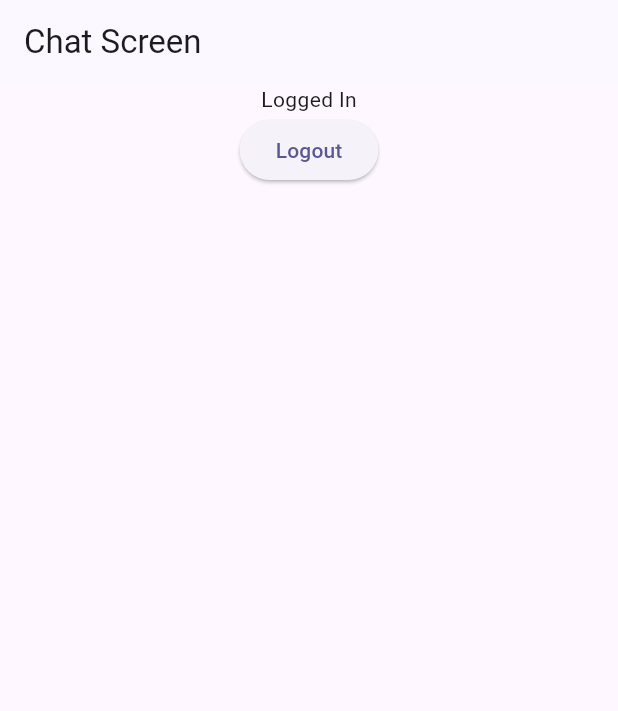
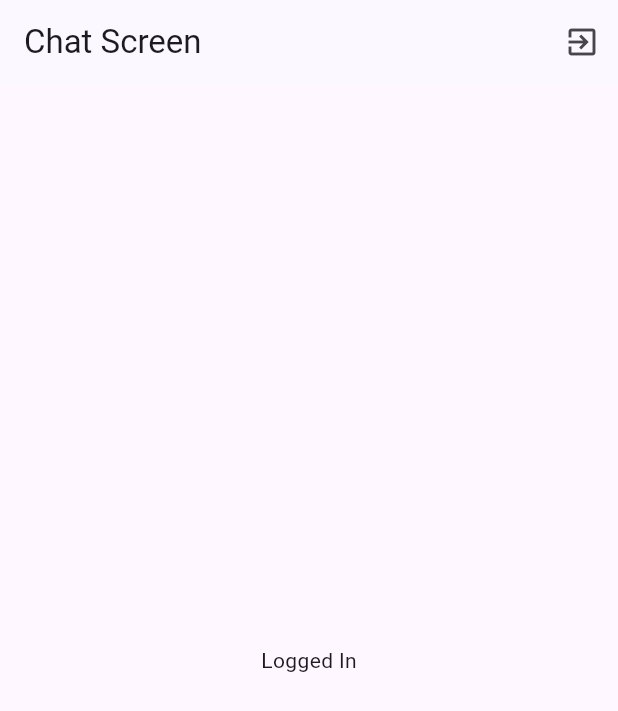
Before and after one commit to MarkMahrous/Chat_App, a Flutter app: the screen it shows once a user with an empty profile is signed in, on a phone screen of 412 x 824 dp. Shown: the top 711 px of the screen. Run offline on Flutter 3.47's test engine with Material 3 defaults, Android fonts, the phone set to English and light mode, and no system bars; our stand-ins replace firebase_auth, firebase_core; accounts and stored records are empty.

Commit message:
editing logout feature

```diff
--- a/lib/main.dart
+++ b/lib/main.dart
@@ -1,10 +1,11 @@
+import 'package:flutter/material.dart';
 import 'package:firebase_auth/firebase_auth.dart';
-import 'package:flutter/material.dart';
 import 'package:firebase_core/firebase_core.dart';
 
 import 'firebase_options.dart';
 import 'package:chat_app/screens/auth_screen.dart';
 import 'package:chat_app/screens/chat_screen.dart';
+import 'package:chat_app/screens/splash_screen.dart';
 
 void main() async {
   WidgetsFlutterBinding.ensureInitialized();
@@ -27,8 +28,11 @@ class App extends StatelessWidget {
       ),
       home: StreamBuilder(
         stream: FirebaseAuth.instance.authStateChanges(),
-        builder: (ctx, builder) {
-          if (builder.hasData) {
+        builder: (ctx, snapshot) {
+          if (snapshot.connectionState == ConnectionState.waiting) {
+            return const SplashScreen();
+          }
+          if (snapshot.hasData) {
             return const ChatScreen();
           }
           return const AuthScreen();
--- a/lib/screens/chat_screen.dart
+++ b/lib/screens/chat_screen.dart
@@ -1,7 +1,5 @@
 import 'package:flutter/material.dart';
 import 'package:firebase_auth/firebase_auth.dart';
-
-final _firebase = FirebaseAuth.instance;
 
 class ChatScreen extends StatelessWidget {
   const ChatScreen({super.key});
@@ -11,19 +9,17 @@ class ChatScreen extends StatelessWidget {
     return Scaffold(
       appBar: AppBar(
         title: const Text('Chat Screen'),
+        actions: [
+          IconButton(
+            icon: const Icon(Icons.exit_to_app),
+            onPressed: () {
+              FirebaseAuth.instance.signOut();
+            },
+          ),
+        ],
       ),
-      body: Center(
-        child: Column(
-          children: [
-            const Text('Logged In'),
-            ElevatedButton(
-              onPressed: () {
-                _firebase.signOut();
-              },
-              child: const Text('Logout'),
-            ),
-          ],
-        ),
+      body: const Center(
+        child: Text('Logged In'),
       ),
     );
   }
```
Also changed, not shown: lib/screens/splash_screen.dart (added, +20 -0 lines).
